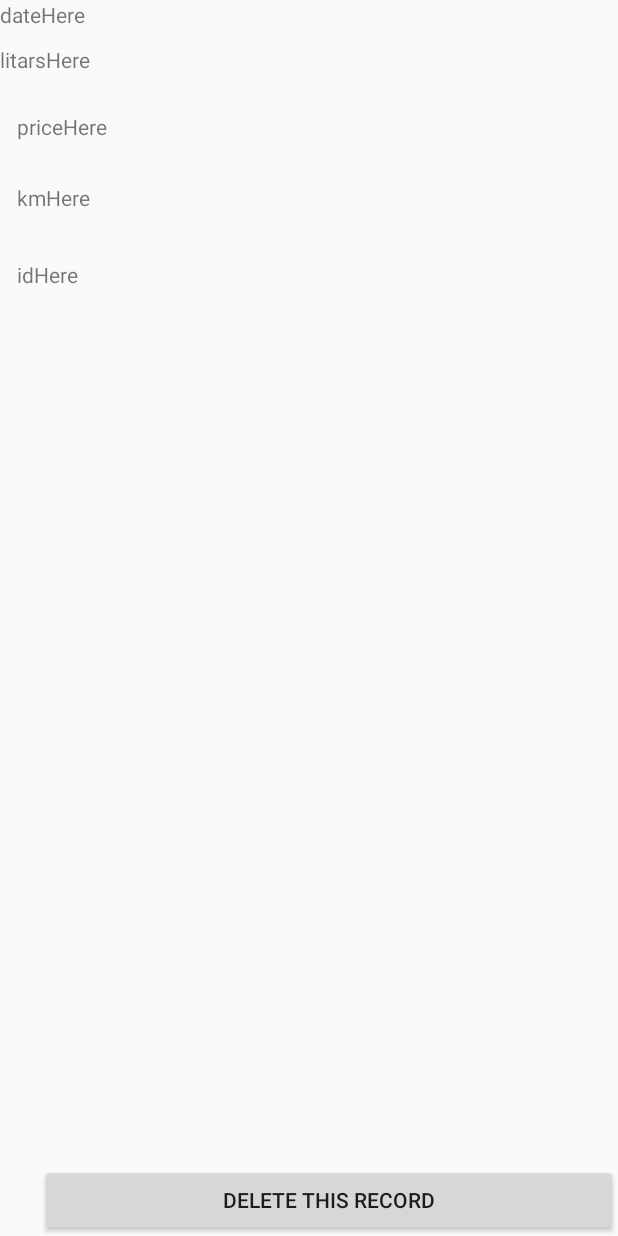
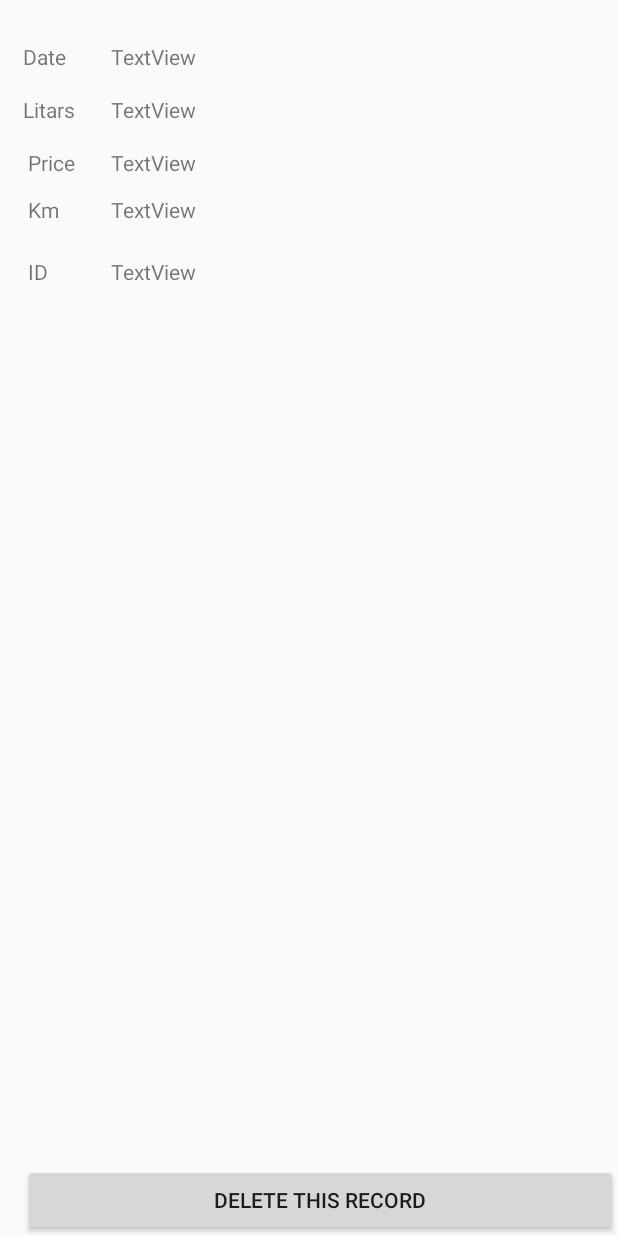
Before and after one commit to ElenaSouk/group_project_organizer, an Android app: the BlankFragment screen opened directly, with no data from a screen before it, on a phone screen of 412 x 824 dp. Run offline under Robolectric (Android 15) with nearby library versions, the phone set to English and light mode, and no system bars; 8 statements that could not run were skipped.

```diff
--- a/app/build.gradle
+++ b/app/build.gradle
@@ -20,6 +20,7 @@ android {
 }
 
 dependencies {
+    implementation 'com.android.support:support-v4:26.1.0'
     compile 'com.android.support:appcompat-v7:26.1.0'
     compile 'com.android.support:design:26.1.0' // design support Library
     implementation fileTree(dir: 'libs', include: ['*.jar'])
--- a/app/src/main/java/com/example/esoukhanov/group_project_organizer/BlankFragment.java
+++ b/app/src/main/java/com/example/esoukhanov/group_project_organizer/BlankFragment.java
@@ -33,7 +33,7 @@ public class BlankFragment extends Fragment {
         TextView litarsText =(TextView) view.findViewById(R.id.litarsHere);
         TextView priceText =(TextView) view.findViewById(R.id.priceHere);
         TextView kmText =(TextView) view.findViewById(R.id.kmHere);
-        TextView idText = (TextView) view.findViewById(R.id.idHere);
+        TextView idText = (TextView) view.findViewById(R.id.asd);
         // Setting boxes with texts from bundles
         dateText.setText(args.getString("iDate"));
         litarsText.setText(args.getString("iLitars"));
--- a/app/src/main/java/com/example/esoukhanov/group_project_organizer/MainActivity.java
+++ b/app/src/main/java/com/example/esoukhanov/group_project_organizer/MainActivity.java
@@ -3,6 +3,8 @@ package com.example.esoukhanov.group_project_organizer;
 import android.content.Context;
 import android.content.Intent;
 import android.os.Bundle;
+import android.support.design.widget.FloatingActionButton;
+import android.support.design.widget.Snackbar;
 import android.support.v4.widget.DrawerLayout;
 import android.support.design.widget.NavigationView;
 import android.support.v7.widget.Toolbar;
@@ -14,6 +16,7 @@ import android.widget.Toast;
 
 public class MainActivity extends AppCompatActivity {
     Toolbar toolbar;
+
     DrawerLayout drawerLayout;
     final Context context = this;
 
@@ -22,8 +25,10 @@ public class MainActivity extends AppCompatActivity {
         super.onCreate(savedInstanceState);
         setContentView(R.layout.activity_main);
         tool_bar_init();
+
         //set a toolbar in activity window
         //setSupportActionBar(toolbar);// setting toolbar as an action bar
+
     }
 
     public void tool_bar_init() {
--- a/app/src/main/res/layout/fragment_blank.xml
+++ b/app/src/main/res/layout/fragment_blank.xml
@@ -5,56 +5,101 @@
     tools:context="com.example.esoukhanov.group_project_organizer.BlankFragment">
 
     <!-- TODO: Update blank fragment layout -->
-    <TextView
-        android:layout_width="match_parent"
-        android:layout_height="match_parent"
-        android:text="@string/dateHere"
-        android:id="@+id/dateHere"/>
-
-    <TextView
-        android:id="@+id/litarsHere"
-        android:layout_width="wrap_content"
-        android:layout_height="wrap_content"
-        android:layout_alignParentStart="true"
-        android:layout_alignParentTop="true"
-        android:layout_marginTop="30dp"
-        android:text="@string/litarsHere" />
-
-    <TextView
-        android:id="@+id/priceHere"
-        android:layout_width="wrap_content"
-        android:layout_height="wrap_content"
-        android:layout_alignParentStart="true"
-        android:layout_below="@+id/litarsHere"
-        android:layout_marginStart="11dp"
-        android:layout_marginTop="25dp"
-        android:text="@string/priceHere" />
-
-    <TextView
-        android:id="@+id/kmHere"
-        android:layout_width="wrap_content"
-        android:layout_height="wrap_content"
-        android:layout_alignStart="@+id/priceHere"
-        android:layout_below="@+id/priceHere"
-        android:layout_marginTop="28dp"
-        android:text="@string/kmHere" />
-
-    <TextView
-        android:id="@+id/idHere"
-        android:layout_width="wrap_content"
-        android:layout_height="wrap_content"
-        android:layout_alignStart="@+id/kmHere"
-        android:layout_below="@+id/kmHere"
-        android:layout_marginTop="32dp"
-        android:text="@string/idHere" />
 
     <Button
         android:id="@+id/deleteHere"
         android:layout_width="match_parent"
         android:layout_height="wrap_content"
         android:layout_alignParentBottom="true"
-        android:layout_alignStart="@+id/idHere"
+
         android:layout_marginStart="15dp"
-        android:text="Delete this record" />
+        android:text="@string/delete_this_record" />
+
+    <TextView
+        android:id="@+id/textView"
+        android:layout_width="wrap_content"
+        android:layout_height="wrap_content"
+        android:layout_alignParentTop="true"
+        android:layout_alignStart="@+id/deleteHere"
+        android:layout_marginTop="28dp"
+        android:text="@string/date"
+        tools:text="Date" />
+
+    <TextView
+        android:id="@+id/dateHere"
+        android:layout_width="wrap_content"
+        android:layout_height="wrap_content"
+        android:layout_alignTop="@+id/textView"
+        android:layout_marginStart="42dp"
+        android:layout_toEndOf="@id/textView12"
+        android:text="TextView" />
+
+    <TextView
+        android:id="@+id/textView3"
+        android:layout_width="wrap_content"
+        android:layout_height="wrap_content"
+        android:layout_alignStart="@+id/textView"
+        android:layout_below="@+id/textView"
+        android:layout_marginTop="16dp"
+        android:text="@string/litars" />
+
+    <TextView
+        android:id="@+id/litarsHere"
+        android:layout_width="wrap_content"
+        android:layout_height="wrap_content"
+        android:layout_alignStart="@+id/dateHere"
+        android:layout_alignTop="@+id/textView3"
+        android:text="TextView" />
+
+    <TextView
+        android:id="@+id/textView5"
+        android:layout_width="wrap_content"
+        android:layout_height="wrap_content"
+        android:layout_alignEnd="@+id/textView3"
+        android:layout_below="@+id/textView3"
+        android:layout_marginTop="16dp"
+        android:text="@string/price" />
+
+    <TextView
+        android:id="@+id/priceHere"
+        android:layout_width="wrap_content"
+        android:layout_height="wrap_content"
+        android:layout_alignStart="@+id/litarsHere"
+        android:layout_alignTop="@+id/textView5"
+        android:text="TextView" />
+
+    <TextView
+        android:id="@+id/textView7"
+        android:layout_width="wrap_content"
+        android:layout_height="wrap_content"
+        android:layout_alignStart="@+id/textView5"
+        android:layout_below="@+id/textView5"
+        android:layout_marginTop="12dp"
+        android:text="@string/km" />
+
+    <TextView
+        android:id="@+id/kmHere"
+        android:layout_width="wrap_content"
+        android:layout_height="wrap_content"
+        android:layout_alignEnd="@+id/priceHere"
+        android:layout_alignTop="@+id/textView7"
+        android:text="TextView" />
+
+    <TextView
+        android:id="@+id/textView12"
+        android:layout_width="wrap_content"
+        android:layout_height="wrap_content"
+        android:layout_alignStart="@+id/textView7"
+        android:layout_below="@+id/textView7"
+        android:layout_marginTop="22dp"
+        android:text="@string/idHere" />
+
+    <TextView
+        android:id="@+id/asd"
+        android:layout_width="wrap_content"
+        android:layout_height="wrap_content"
+        android:layout_alignEnd="@+id/kmHere"
+        android:layout_alignTop="@+id/textView12"
+        android:text="TextView" />
 
 </RelativeLayout>
--- a/app/src/main/res/values/strings.xml
+++ b/app/src/main/res/values/strings.xml
@@ -5,17 +5,19 @@
     <string name="km">Km</string>
     <string name="add">Add</string>
     <string name="litars">Litars</string>
-    <string name="dialog_message"> All fildes are required. To exit activity press Cancel.</string>
+    <string name="dialog_message2"> Autor: Mila-Stana Bozovic. Version:  1.0.
+        Button Honda Model will load all Honda\'s model since 1978 to pressent.
+        Button ADD will add new record into list view and sort it by date.
+        Pressing the record into the list view it will load fragment with ditaild info of record and option to delet it.</string>
+    <string name="dialog_message">All fiels are mandatory!!  </string>
     <string name="ok">OK</string>
-    <string name="dialog_title">Error</string>
+    <string name="dialog_title2">Automobile Info</string>
+    <string name="dialog_title">ERROR</string>
     <string name="cancel">Cancel</string>
     <string name="Price">Curent Price</string>
 
     <!-- TODO: Remove or change this placeholder text -->
-    <string name="hello_blank_fragment">Hello blank fragment</string>
-    <string name="priceHere">priceHere</string>
-    <string name="dateHere">dateHere</string>
-    <string name="litarsHere">litarsHere</string>
-    <string name="kmHere">kmHere</string>
-    <string name="idHere">idHere</string>
+
+    <string name="delete_this_record">Delete this record</string>
+    <string name="idHere">ID</string>
 </resources>
```
Also changed, not shown: app/src/main/AndroidManifest.xml (+10 -5 lines), app/src/main/java/com/example/esoukhanov/group_project_organizer/Automobile.java (+97 -32 lines), app/src/main/java/com/example/esoukhanov/group_project_organizer/Honda_Types.java (added, +123 -0 lines), app/src/main/res/layout/activity_automobile.xml (+13 -1 lines), app/src/main/res/layout/activity_honda__types.xml (added, +27 -0 lines), app/src/main/res/layout/activity_main.xml (+5 -2 lines), 1 other file.
